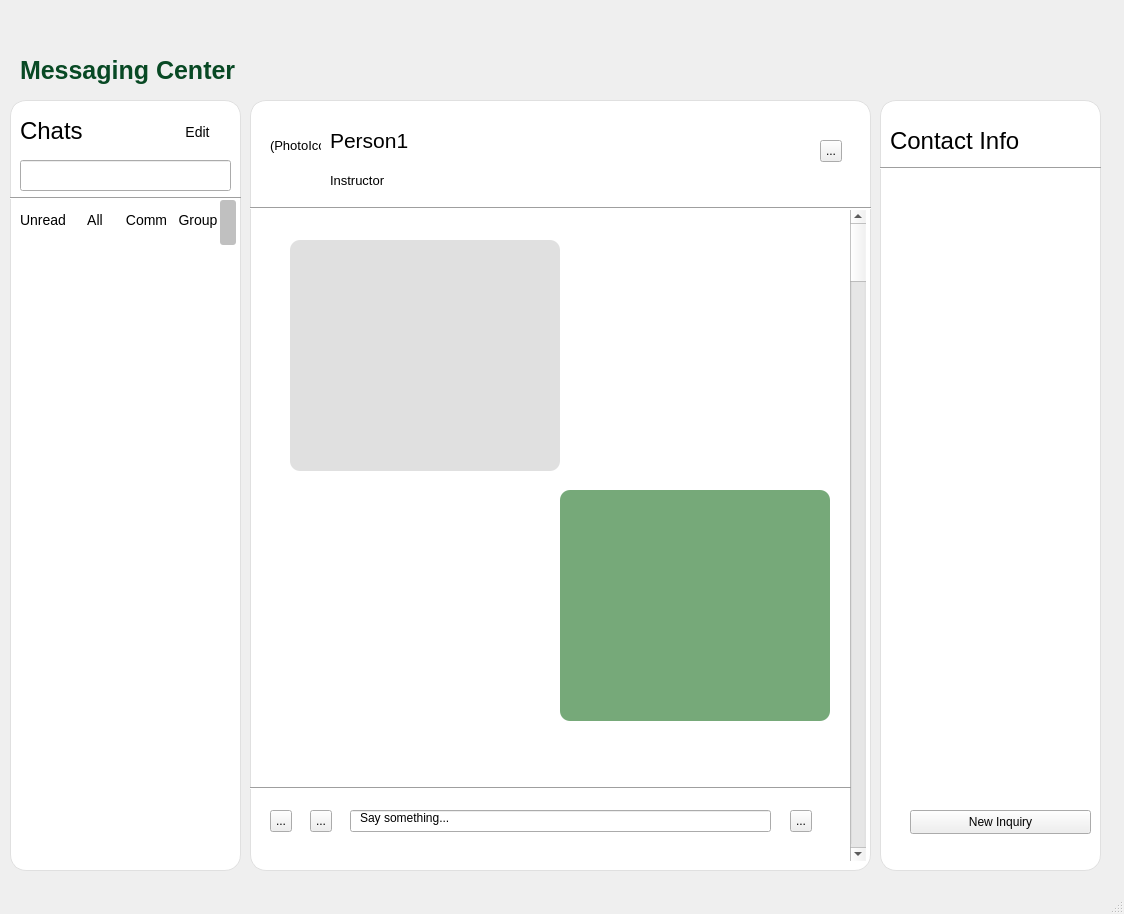
Above: ui/main_chat.ui from andrelouie345/CISC_VHUB_MODULE_9 before the change. Below: the same form after it.
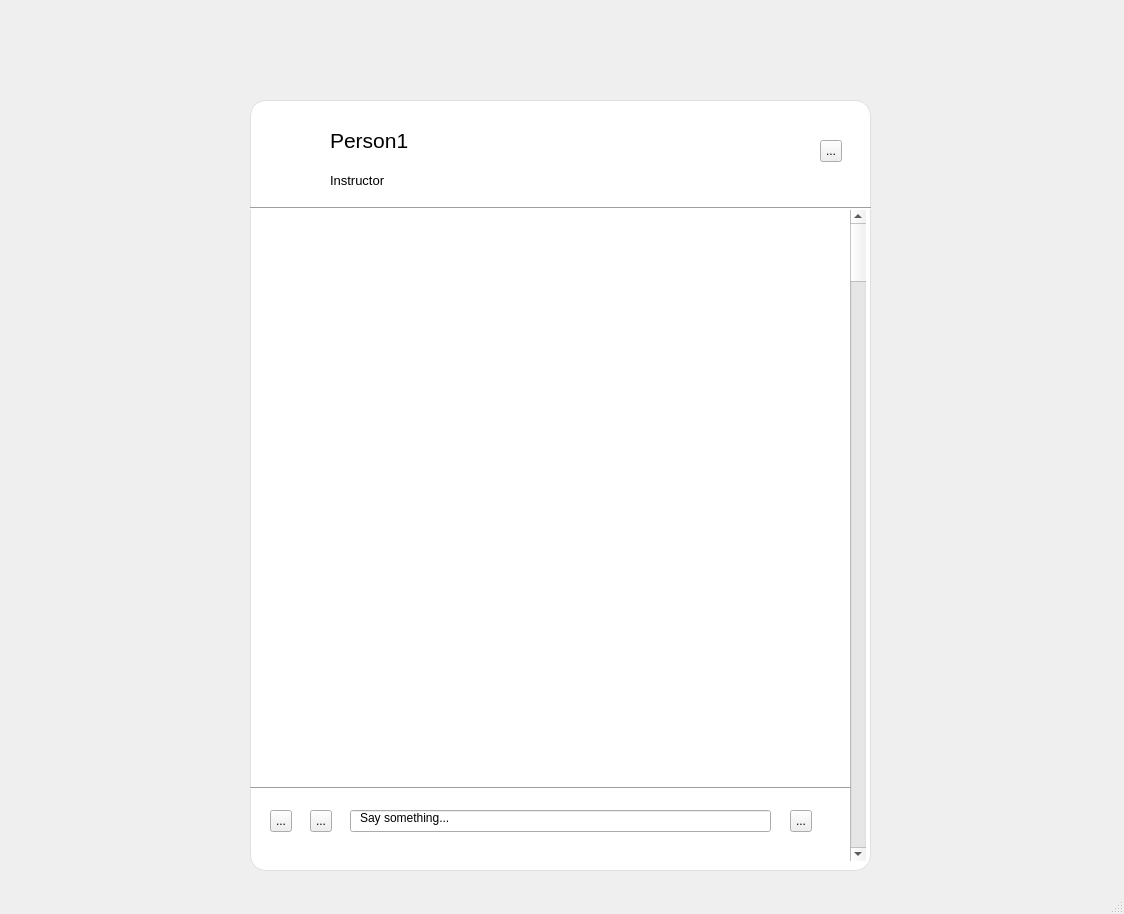
That is the form after the change.

What changed in the file:
```diff
--- a/ui/main_chat.ui
+++ b/ui/main_chat.ui
@@ -14,341 +14,6 @@
    <string>MainWindow</string>
   </property>
   <widget class="QWidget" name="centralwidget">
-   <widget class="QWidget" name="chat_info" native="true">
-    <property name="geometry">
-     <rect>
-      <x>10</x>
-      <y>100</y>
-      <width>231</width>
-      <height>771</height>
-     </rect>
-    </property>
-    <property name="styleSheet">
-     <string notr="true">QWidget#chat_info {
-    background-color: white;
-    border-radius: 16px;
-    border: 1px solid #e0e0e0;
-    padding: 10px;
-}
-</string>
-    </property>
-    <widget class="QLabel" name="label_2">
-     <property name="geometry">
-      <rect>
-       <x>10</x>
-       <y>0</y>
-       <width>91</width>
-       <height>61</height>
-      </rect>
-     </property>
-     <property name="font">
-      <font>
-       <family>Arial</family>
-       <pointsize>18</pointsize>
-      </font>
-     </property>
-     <property name="text">
-      <string>Chats</string>
-     </property>
-    </widget>
-    <widget class="QPushButton" name="push_edit">
-     <property name="geometry">
-      <rect>
-       <x>150</x>
-       <y>20</y>
-       <width>75</width>
-       <height>24</height>
-      </rect>
-     </property>
-     <property name="styleSheet">
-      <string notr="true">QPushButton#push_edit{
-    color: black;                      
-    border: none;                     
-    border-radius: 5px;                        
-    font-size: 14px;                   
-}
-
-QPushButton#push_edit:hover {
-    background-color: #005a2e;          /* Lighter green on hover */
-}
-
-QPushButton#push_edit:pressed {
-    background-color: #002d17;          /* Even darker green when pressed */
-}
-</string>
-     </property>
-     <property name="text">
-      <string>Edit</string>
-     </property>
-    </widget>
-    <widget class="QLineEdit" name="search_recipt">
-     <property name="geometry">
-      <rect>
-       <x>10</x>
-       <y>60</y>
-       <width>211</width>
-       <height>31</height>
-      </rect>
-     </property>
-     <property name="styleSheet">
-      <string notr="true">QLineEdit#search_bar {
-    background-color: #f5f5f5;
-    border: 1px solid #cfcfcf;
-    border-radius: 15px;
-    padding: 6px 12px;
-    font-size: 13px;
-}
-</string>
-     </property>
-    </widget>
-    <widget class="Line" name="line">
-     <property name="geometry">
-      <rect>
-       <x>0</x>
-       <y>90</y>
-       <width>231</width>
-       <height>16</height>
-      </rect>
-     </property>
-     <property name="orientation">
-      <enum>Qt::Horizontal</enum>
-     </property>
-    </widget>
-    <widget class="QScrollBar" name="scroll_bar">
-     <property name="geometry">
-      <rect>
-       <x>210</x>
-       <y>100</y>
-       <width>16</width>
-       <height>501</height>
-      </rect>
-     </property>
-     <property name="styleSheet">
-      <string notr="true">QScrollBar:vertical {
-    border: none;
-    background: transparent;
-    width: 6px;
-    margin: 0px;
-}
-
-QScrollBar::handle:vertical {
-    background: #c0c0c0;
-    border-radius: 3px;
-    min-height: 20px;
-}
-
-QScrollBar::add-line:vertical,
-QScrollBar::sub-line:vertical {
-    height: 0px;
-}
-</string>
-     </property>
-     <property name="orientation">
-      <enum>Qt::Vertical</enum>
-     </property>
-    </widget>
-    <widget class="QWidget" name="layoutWidget">
-     <property name="geometry">
-      <rect>
-       <x>10</x>
-       <y>110</y>
-       <width>201</width>
-       <height>21</height>
-      </rect>
-     </property>
-     <layout class="QHBoxLayout" name="horizontalLayout">
-      <item>
-       <widget class="QPushButton" name="push_unread">
-        <property name="styleSheet">
-         <string notr="true">QPushButton#push_unread{
-    color: black;                      
-    border: none;                     
-    border-radius: 5px;                        
-    font-size: 14px;                   
-}
-
-QPushButton#push_unread:hover {
-    background-color: #005a2e;          /* Lighter green on hover */
-}
-
-QPushButton#push_unread:pressed {
-    background-color: #002d17;          /* Even darker green when pressed */
-}
-</string>
-        </property>
-        <property name="text">
-         <string>Unread</string>
-        </property>
-       </widget>
-      </item>
-      <item>
-       <widget class="QPushButton" name="push_all">
-        <property name="styleSheet">
-         <string notr="true">QPushButton#push_all{
-    color: black;                      
-    border: none;                     
-    border-radius: 5px;                        
-    font-size: 14px;                   
-}
-
-QPushButton#push_all:hover {
-    background-color: #005a2e;          /* Lighter green on hover */
-}
-
-QPushButton#push_all:pressed {
-    background-color: #002d17;          /* Even darker green when pressed */
-}
-</string>
-        </property>
-        <property name="text">
-         <string>All</string>
-        </property>
-       </widget>
-      </item>
-      <item>
-       <widget class="QPushButton" name="push_comm">
-        <property name="styleSheet">
-         <string notr="true">QPushButton#push_comm{
-    color: black;                      
-    border: none;                     
-    border-radius: 5px;                        
-    font-size: 14px;                   
-}
-
-QPushButton#push_comm:hover {
-    background-color: #005a2e;          /* Lighter green on hover */
-}
-
-QPushButton#push_comm:pressed {
-    background-color: #002d17;          /* Even darker green when pressed */
-}
-</string>
-        </property>
-        <property name="text">
-         <string>Comm</string>
-        </property>
-       </widget>
-      </item>
-      <item>
-       <widget class="QPushButton" name="push_group">
-        <property name="styleSheet">
-         <string notr="true">QPushButton#push_group{
-    color: black;                      
-    border: none;                     
-    border-radius: 5px;                        
-    font-size: 14px;                   
-}
-
-QPushButton#push_group:hover {
-    background-color: #005a2e;          /* Lighter green on hover */
-}
-
-QPushButton#push_group:pressed {
-    background-color: #002d17;          /* Even darker green when pressed */
-}
-</string>
-        </property>
-        <property name="text">
-         <string>Group</string>
-        </property>
-       </widget>
-      </item>
-     </layout>
-    </widget>
-   </widget>
-   <widget class="QWidget" name="contact_info" native="true">
-    <property name="geometry">
-     <rect>
-      <x>880</x>
-      <y>100</y>
-      <width>221</width>
-      <height>771</height>
-     </rect>
-    </property>
-    <property name="styleSheet">
-     <string notr="true">QWidget#contact_info {
-    background-color: white;
-    border-radius: 16px;
-    border: 1px solid #e0e0e0;
-    padding: 10px;
-}
-</string>
-    </property>
-    <widget class="QLabel" name="label_9">
-     <property name="geometry">
-      <rect>
-       <x>10</x>
-       <y>10</y>
-       <width>181</width>
-       <height>61</height>
-      </rect>
-     </property>
-     <property name="font">
-      <font>
-       <family>Arial</family>
-       <pointsize>18</pointsize>
-      </font>
-     </property>
-     <property name="text">
-      <string>Contact Info</string>
-     </property>
-    </widget>
-    <widget class="Line" name="line_2">
-     <property name="geometry">
-      <rect>
-       <x>0</x>
-       <y>60</y>
-       <width>221</width>
-       <height>16</height>
-      </rect>
-     </property>
-     <property name="orientation">
-      <enum>Qt::Horizontal</enum>
-     </property>
-    </widget>
-    <widget class="QPushButton" name="button_new_inquiry">
-     <property name="geometry">
-      <rect>
-       <x>30</x>
-       <y>710</y>
-       <width>181</width>
-       <height>24</height>
-      </rect>
-     </property>
-     <property name="text">
-      <string>New Inquiry</string>
-     </property>
-    </widget>
-   </widget>
-   <widget class="QLabel" name="msg_header">
-    <property name="geometry">
-     <rect>
-      <x>20</x>
-      <y>40</y>
-      <width>221</width>
-      <height>61</height>
-     </rect>
-    </property>
-    <property name="font">
-     <font>
-      <family>Arial</family>
-      <pointsize>-1</pointsize>
-      <bold>true</bold>
-     </font>
-    </property>
-    <property name="styleSheet">
-     <string notr="true">QLabel#msg_header {
-    color: #084924;           /* Dark green text */
-    font-size: 25px;          /* Large font */
-    font-weight: bold;        /* Bold text */
-    background-color: transparent;
-}
-</string>
-    </property>
-    <property name="text">
-     <string>Messaging Center</string>
-    </property>
-   </widget>
    <widget class="QWidget" name="message_widget" native="true">
     <property name="geometry">
      <rect>
@@ -418,25 +83,6 @@
       <enum>Qt::Horizontal</enum>
      </property>
     </widget>
-    <widget class="QLabel" name="photo_icon">
-     <property name="geometry">
-      <rect>
-       <x>20</x>
-       <y>30</y>
-       <width>51</width>
-       <height>31</height>
-      </rect>
-     </property>
-     <property name="font">
-      <font>
-       <family>Arial</family>
-       <pointsize>10</pointsize>
-      </font>
-     </property>
-     <property name="text">
-      <string>(PhotoIcon)</string>
-     </property>
-    </widget>
     <widget class="QToolButton" name="toolButton">
      <property name="geometry">
       <rect>
@@ -450,45 +96,6 @@
       <string>...</string>
      </property>
     </widget>
-    <widget class="QWidget" name="bubble_left" native="true">
-     <property name="geometry">
-      <rect>
-       <x>40</x>
-       <y>140</y>
-       <width>270</width>
-       <height>231</height>
-      </rect>
-     </property>
-     <property name="styleSheet">
-      <string notr="true">QWidget#bubble_left {
-    background-color: #e0e0e0;     /* Light gray for receiver */
-    border-radius: 10px;
-    padding: 10px;
-    color: black;
-    max-width: 250px;
-}
-</string>
-     </property>
-    </widget>
-    <widget class="QWidget" name="bubble_right" native="true">
-     <property name="geometry">
-      <rect>
-       <x>310</x>
-       <y>390</y>
-       <width>270</width>
-       <height>231</height>
-      </rect>
-     </property>
-     <property name="styleSheet">
-      <string notr="true">QWidget#bubble_right{
-    background-color: #76a979;     /* Greenish color */
-    border-radius: 10px;
-    padding: 10px;
-    color: white;
-    max-width: 250px;
-}</string>
-     </property>
-    </widget>
     <widget class="QScrollBar" name="verticalScrollBar">
      <property name="geometry">
       <rect>
```
